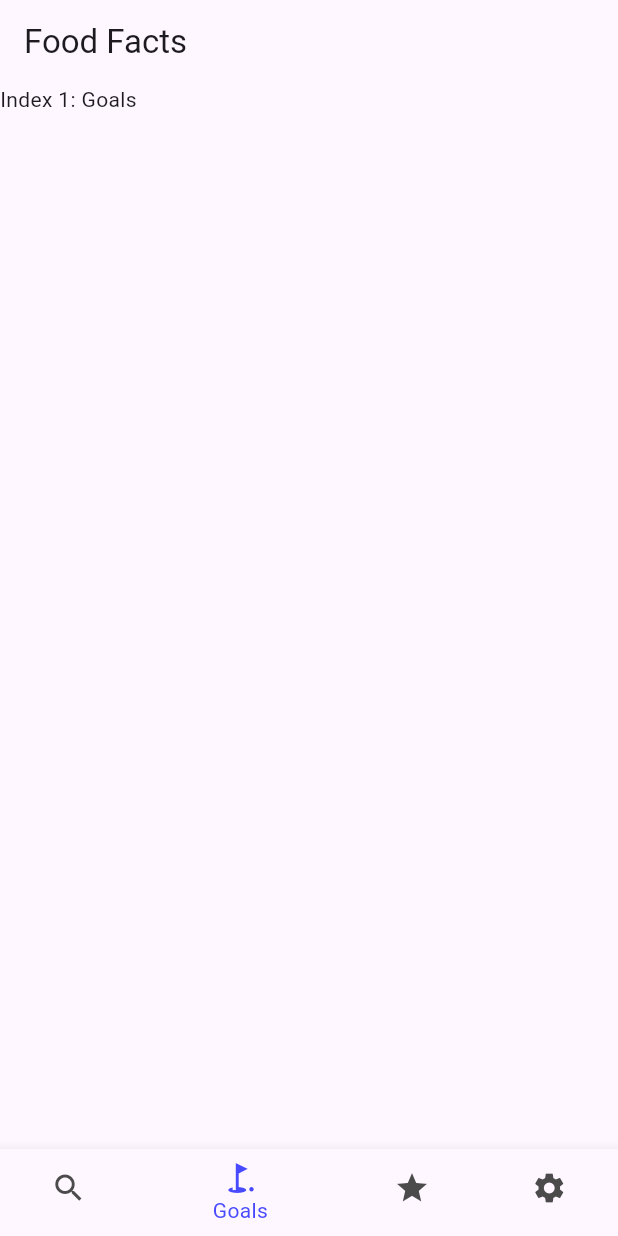
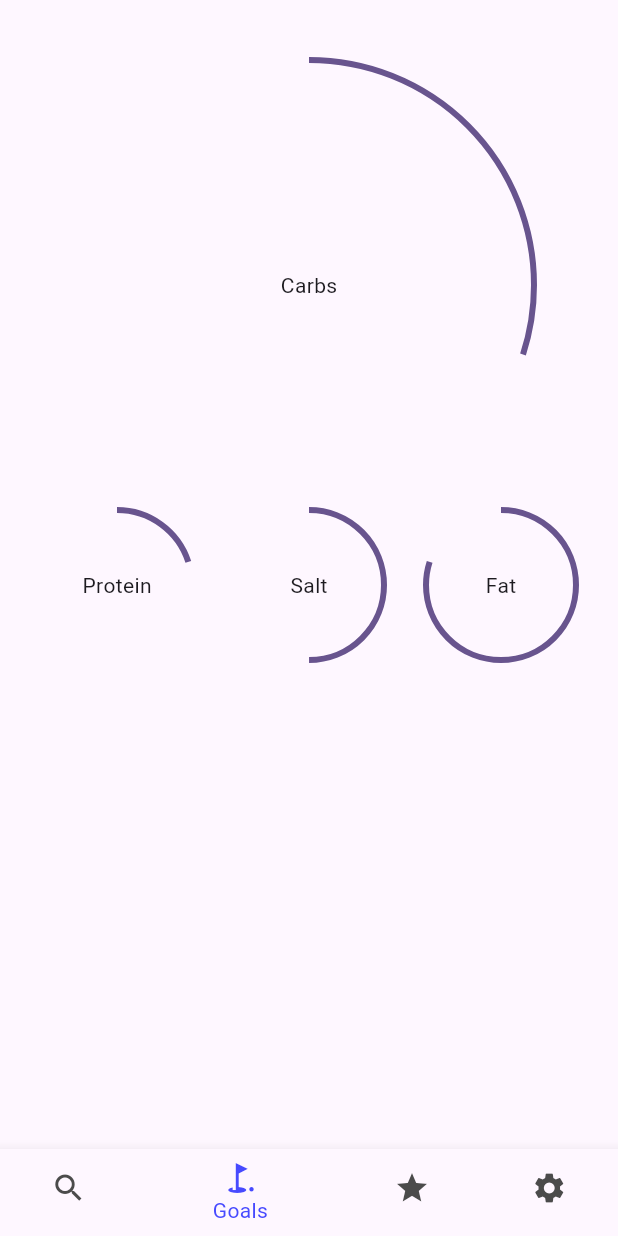
Before and after one commit to twopacks91/CrossPlatform, a Flutter app: the screen it shows after launch, item 2 of the bottom bar chosen, on a phone screen of 412 x 824 dp. Run offline on Flutter 3.47's test engine with Material 3 defaults, Android fonts, the light colour scheme and no system bars.

Commit message:
goals page small update

```diff
--- a/foodfacts/lib/main.dart
+++ b/foodfacts/lib/main.dart
@@ -19,7 +19,6 @@ class MyApp extends StatelessWidget {
   @override
   Widget build(BuildContext context) {
     return MaterialApp(
-      title: 'Flutter Demo',
       theme: ThemeData(
         colorScheme: ColorScheme.fromSeed(seedColor: Colors.deepPurple),
         useMaterial3: true,
@@ -60,9 +59,6 @@ class _BottomBarNavState extends State<BottomNavBar>
   @override
   Widget build(BuildContext context) {
     return Scaffold(
-      appBar: AppBar(
-        title: const Text('Food Facts'),
-      ),
       body: Center(
         child: _widgetOptions.elementAt(_selectedIndex),
       ),
@@ -139,7 +135,6 @@ class _SearchPageState extends State<SearchPage>
   @override
   Widget build(BuildContext context) {
     return Scaffold(
-      appBar: AppBar(title: const Text('Foods')),
       body: GridView.builder(
         padding: const EdgeInsets.all(8),
         gridDelegate: const SliverGridDelegateWithFixedCrossAxisCount(
@@ -151,15 +146,15 @@ class _SearchPageState extends State<SearchPage>
         itemCount: items.length,
         itemBuilder: (context, index) {
           return Container(
-            color: Colors.grey[700], // Background color
+            color: const Color.fromARGB(255, 80, 0, 90), // Background color
             padding: const EdgeInsets.all(8),
             child: Column(
               mainAxisAlignment: MainAxisAlignment.center,
               children: [
                 Image.network(
                   items[index].imageUrl,
-                  height: 80,
-                  width: 80,
+                  height: 120,
+                  width: 120,
                   fit: BoxFit.cover,
                 ),
                 const SizedBox(height: 10),
@@ -181,20 +176,53 @@ class GoalsPage extends StatefulWidget
 {
   const GoalsPage({super.key});
 
+
   @override
   State<GoalsPage> createState()=> _GoalsPageState();
 }
 
 class _GoalsPageState extends State<GoalsPage>
 {
+  final double carbsProgress = 0.3;
+  final double proteinProgress = 0.2;
+  final double saltProgress = 0.5;
+  final double fatProgress = 0.8;
+
   @override
   Widget build(BuildContext context)
   {
-    return const Scaffold(
-      body: Text(
-      'Index 1: Goals',
-      ),
+    return Scaffold(
+      body: Column(
+        children: [
+          Padding(padding: EdgeInsets.all(20)),
+          createProgressCircle(300, 300, "Carbs", carbsProgress),
+          Row(mainAxisAlignment: MainAxisAlignment.spaceEvenly,
+            children: [
+              createProgressCircle(100, 100, "Protein", proteinProgress),
+              createProgressCircle(100, 100, "Salt", saltProgress),
+              createProgressCircle(100, 100, "Fat", fatProgress),
+            ],
+          )
+        ],
+      )
     );
+  }
+
+  Widget createProgressCircle(double width,double height,String text, double progress)
+  {
+    return Center(child:
+        Stack(children: [
+          SizedBox(width: width,height: height, child:
+            CircularProgressIndicator(semanticsLabel: text,value: progress,)
+          ,),
+          SizedBox(width: width,height: height, child:
+            Center(child:
+              Text(text),
+            )
+          ,)
+          ],
+        )
+      ,);
   }
 }
 
```
